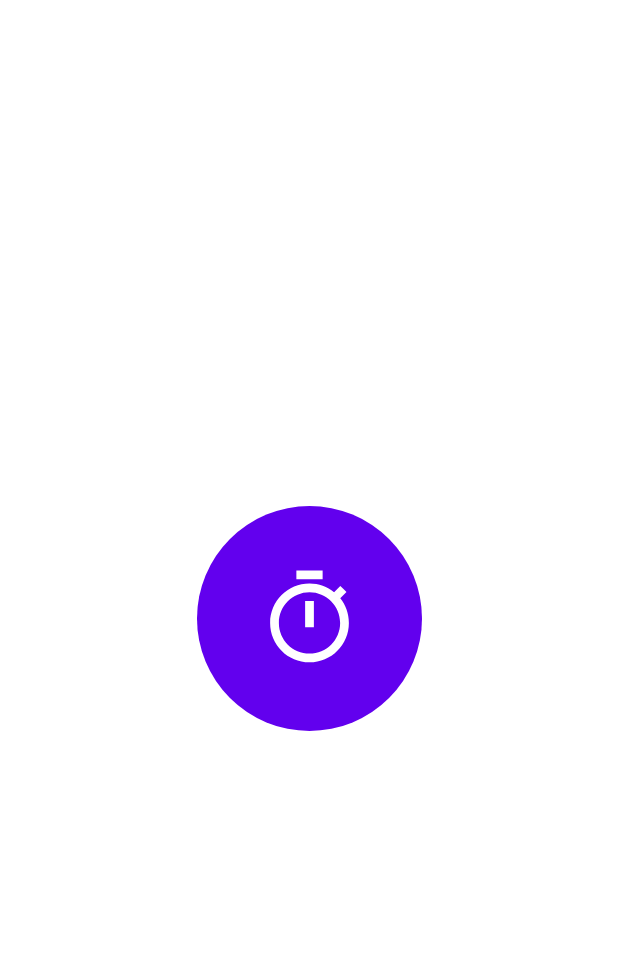
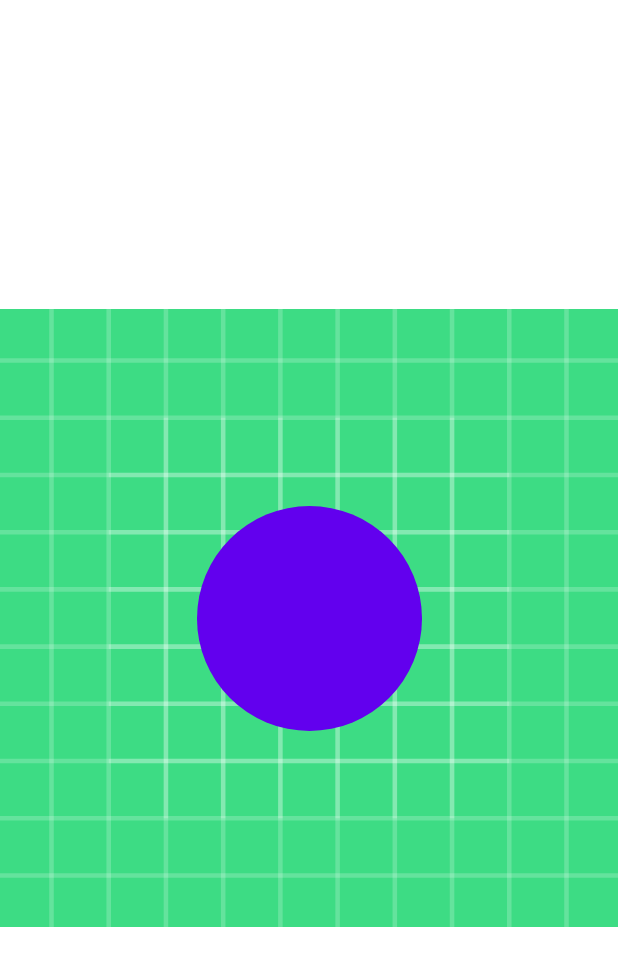
Before and after one commit to NadiaHass/Counter, an Android app: the SplashActivity screen opened directly, with no data from a screen before it, on a phone screen of 412 x 824 dp. Shown: the top 966 px of the screen. Run offline under Robolectric (Android 15) with nearby library versions, the phone set to English and light mode, and no system bars; pictures from the network do not load.

Commit message:
Use glid library

```diff
--- a/app/build.gradle
+++ b/app/build.gradle
@@ -42,6 +42,8 @@ dependencies {
     implementation 'androidx.appcompat:appcompat:1.4.0'
     implementation 'com.google.android.material:material:1.4.0'
     implementation 'androidx.constraintlayout:constraintlayout:2.1.2'
+    implementation 'com.github.bumptech.glide:glide:4.12.0'
+    annotationProcessor 'com.github.bumptech.glide:compiler:4.12.0'
     testImplementation 'junit:junit:4.+'
     androidTestImplementation 'androidx.test.ext:junit:1.1.3'
     androidTestImplementation 'androidx.test.espresso:espresso-core:3.4.0'
--- a/app/src/main/AndroidManifest.xml
+++ b/app/src/main/AndroidManifest.xml
@@ -2,6 +2,7 @@
 <manifest xmlns:android="http://schemas.android.com/apk/res/android"
     package="com.nadia.counterapp">
 
+    <uses-permission android:name="android.permission.INTERNET"/>
     <application
         android:allowBackup="true"
         android:icon="@mipmap/ic_launcher"
--- a/app/src/main/java/com/nadia/counterapp/SplashActivity.kt
+++ b/app/src/main/java/com/nadia/counterapp/SplashActivity.kt
@@ -8,21 +8,38 @@ import android.os.Looper
 import android.view.animation.Animation
 import android.view.animation.AnimationUtils
 import android.widget.ImageView
+import com.bumptech.glide.Glide
 
 class SplashActivity : AppCompatActivity() {
     private lateinit var zoom : Animation
     private lateinit var circleImageView: ImageView
+    private lateinit var backgroundImageView: ImageView
     override fun onCreate(savedInstanceState: Bundle?) {
         super.onCreate(savedInstanceState)
         setContentView(R.layout.activity_splash)
 
         zoom = AnimationUtils.loadAnimation(applicationContext , R.anim.zoom)
-        circleImageView = findViewById(R.id.circle)
+        circleImageView = findViewById(R.id.iv_circle)
+        backgroundImageView = findViewById(R.id.iv_background)
         circleImageView.animation = zoom
+
+        loadImage()
+        zoomCircleImage()
+
+    }
+    private fun zoomCircleImage(){
         Handler(Looper.getMainLooper()).postDelayed({
             startActivity(Intent(applicationContext ,MainActivity::class.java ))
-            finish()
-                                                    },
+            finish() },
             3000)
     }
+    private fun loadImage(){
+        val url = "https://i.picsum.photos/id/229/800/600.jpg?hmac=XBz4BdHCdXDT8GerLNU_gH41Hv6gKY0beR0wprsUesQ"
+        Glide.with(this)
+            .load(url)
+            .centerCrop()
+            .placeholder(R.drawable.ic_launcher_background)
+            .into(backgroundImageView)
+    }
+
 }
--- a/app/src/main/res/layout/activity_splash.xml
+++ b/app/src/main/res/layout/activity_splash.xml
@@ -7,7 +7,16 @@
     tools:context=".SplashActivity">
 
     <ImageView
-        android:id="@+id/circle"
+        android:id="@+id/iv_background"
+        android:layout_width="match_parent"
+        android:layout_height="match_parent"
+        android:src="@drawable/ic_timer"
+        app:layout_constraintTop_toTopOf="parent"
+        app:layout_constraintStart_toStartOf="parent"
+        app:layout_constraintEnd_toEndOf="parent"/>
+
+    <ImageView
+        android:id="@+id/iv_circle"
         android:layout_width="150dp"
         android:layout_height="150dp"
         android:background="@drawable/circle"
@@ -15,13 +24,4 @@
         app:layout_constraintEnd_toEndOf="parent"
         app:layout_constraintStart_toStartOf="parent"
         app:layout_constraintTop_toTopOf="parent" />
-
-    <ImageView
-        android:layout_width="70dp"
-        android:layout_height="70dp"
-        android:src="@drawable/ic_timer"
-        app:layout_constraintBottom_toBottomOf="@+id/circle"
-        app:layout_constraintEnd_toEndOf="@+id/circle"
-        app:layout_constraintStart_toStartOf="@+id/circle"
-        app:layout_constraintTop_toTopOf="@+id/circle" />
 </androidx.constraintlayout.widget.ConstraintLayout>
```
Also changed, not shown: app/src/main/java/com/nadia/counterapp/MainActivity.kt (+15 -26 lines), app/src/main/res/values/colors.xml (+13 -0 lines).
